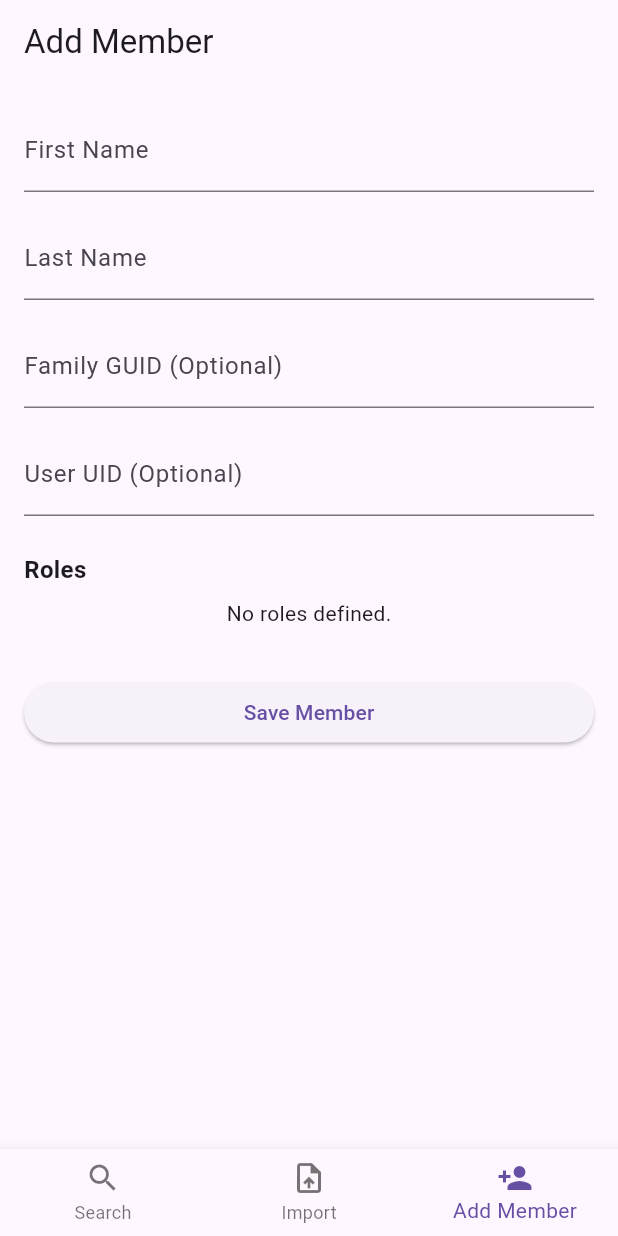
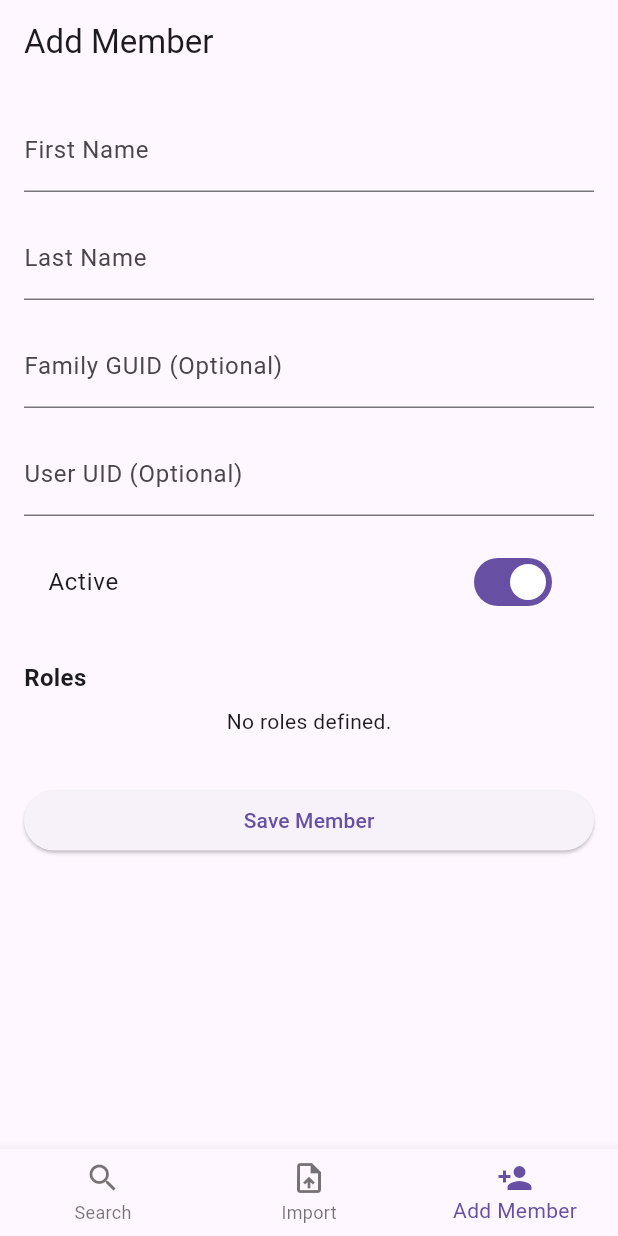
Before and after one commit to digitaleagle/harbor_connect, a Flutter app: the MemberDetailsScreen screen opened by its route, on a phone screen of 412 x 824 dp. Run offline on Flutter 3.47's test engine with Material 3 defaults, Android fonts, the phone set to English and light mode, and no system bars; our stand-ins replace cloud_firestore, firebase_auth, firebase_core, flutter_riverpod, go_router, google_sign_in and 1 more; missing offline and left inert: google_sign_in_platform_interface; accounts and stored records are empty; network calls fail.

Commit message:
Added an Active/Inactive flag on people

```diff
--- a/lib/models/user_profile.dart
+++ b/lib/models/user_profile.dart
@@ -46,6 +46,7 @@ class Member {
   final String? familyGuid;
   final String? userUid;
   final List<String> roleGuids;
+  final bool active;
 
   Member({
     required this.guid,
@@ -54,6 +55,7 @@ class Member {
     this.familyGuid,
     this.userUid,
     this.roleGuids = const [],
+    this.active = true,
   });
 
   factory Member.fromJson(Map<String, dynamic> json) {
@@ -67,6 +69,7 @@ class Member {
               ?.map((e) => e as String)
               .toList() ??
           [],
+      active: json['active'] as bool? ?? true,
     );
   }
 
@@ -78,6 +81,7 @@ class Member {
       'familyGuid': familyGuid,
       'userUid': userUid,
       'roleGuids': roleGuids,
+      'active': active,
     };
   }
 }
--- a/lib/screens/people_screens.dart
+++ b/lib/screens/people_screens.dart
@@ -40,8 +40,19 @@ class PeopleSearchPage extends ConsumerWidget {
                 itemBuilder: (context, index) {
                   final member = members[index];
                   return ListTile(
-                    title: Text('${member.firstName} ${member.lastName}'),
-                    subtitle: Text(member.userUid ?? 'No User ID'),
+                    title: Text(
+                      '${member.firstName} ${member.lastName}',
+                      style: TextStyle(
+                        color: member.active ? null : Colors.grey,
+                        decoration: member.active ? null : TextDecoration.lineThrough,
+                      ),
+                    ),
+                    subtitle: Text(
+                      member.userUid ?? 'No User ID',
+                      style: TextStyle(
+                        color: member.active ? null : Colors.grey.shade400,
+                      ),
+                    ),
                     trailing: const Icon(Icons.chevron_right),
                     onTap: () {
                       context.push('/people/details', extra: member);
@@ -221,6 +232,7 @@ class _MemberDetailsScreenState extends ConsumerState<MemberDetailsScreen> {
   late TextEditingController _familyGuidController;
   late TextEditingController _userUidController;
   List<String> _selectedRoleGuids = [];
+  bool _isActive = true;
 
   @override
   void initState() {
@@ -230,6 +242,7 @@ class _MemberDetailsScreenState extends ConsumerState<MemberDetailsScreen> {
     _familyGuidController = TextEditingController(text: widget.member?.familyGuid ?? '');
     _userUidController = TextEditingController(text: widget.member?.userUid ?? '');
     _selectedRoleGuids = List.from(widget.member?.roleGuids ?? []);
+    _isActive = widget.member?.active ?? true;
   }
 
   @override
@@ -241,6 +254,7 @@ class _MemberDetailsScreenState extends ConsumerState<MemberDetailsScreen> {
       _familyGuidController.text = widget.member?.familyGuid ?? '';
       _userUidController.text = widget.member?.userUid ?? '';
       _selectedRoleGuids = List.from(widget.member?.roleGuids ?? []);
+      _isActive = widget.member?.active ?? true;
     }
   }
 
@@ -262,6 +276,7 @@ class _MemberDetailsScreenState extends ConsumerState<MemberDetailsScreen> {
         familyGuid: _familyGuidController.text.trim().isEmpty ? null : _familyGuidController.text.trim(),
         userUid: _userUidController.text.trim().isEmpty ? null : _userUidController.text.trim(),
         roleGuids: _selectedRoleGuids,
+        active: _isActive,
       );
 
       try {
@@ -320,6 +335,16 @@ class _MemberDetailsScreenState extends ConsumerState<MemberDetailsScreen> {
                 controller: _userUidController,
                 decoration: const InputDecoration(labelText: 'User UID (Optional)'),
               ),
+              const SizedBox(height: 16),
+              SwitchListTile(
+                title: const Text('Active'),
+                value: _isActive,
+                onChanged: (bool value) {
+                  setState(() {
+                    _isActive = value;
+                  });
+                },
+              ),
               const SizedBox(height: 24),
               const Align(
                 alignment: Alignment.centerLeft,
```
Also changed, not shown: lib/models/next_up_list.dart (+4 -9 lines).
